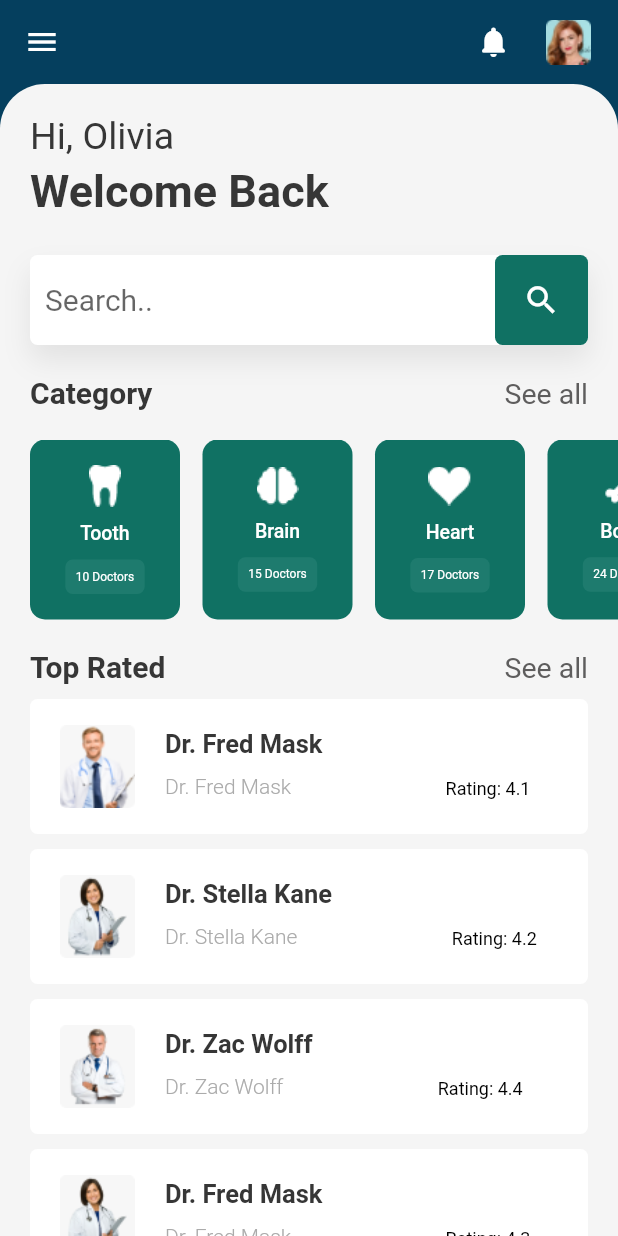
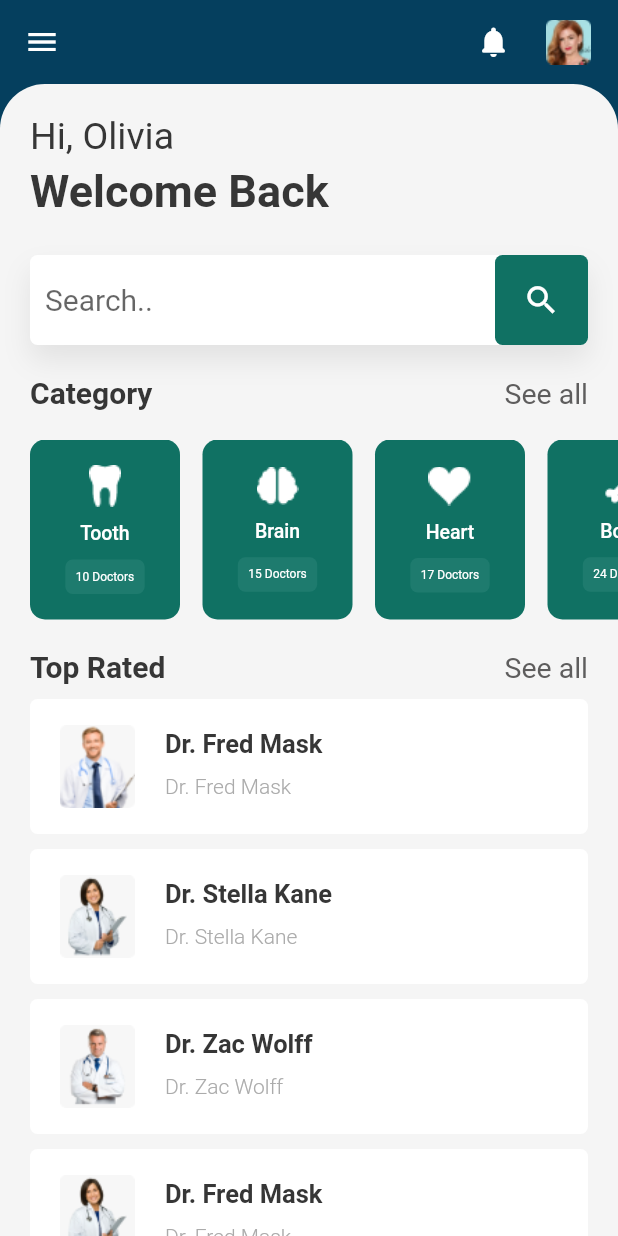
Before and after one commit to capitanaserdel/hospital, a Flutter app: the screen it shows after launch, on a phone screen of 412 x 824 dp. Run offline on Flutter 3.47's test engine with Material 2 defaults, Android fonts, the phone set to English and light mode, and no system bars.

Commit message:
just Committed

```diff
--- a/lib/home_page.dart
+++ b/lib/home_page.dart
@@ -349,33 +349,6 @@ class HomePageState extends State<HomePage> {
                             fontWeight: FontWeight.w300,
                           ),
                         ),
-                        Container(
-                          margin: EdgeInsets.only(top: 3, left: size.width * 0.25),
-                          child: Row(
-                            children: [
-                              Container(
-                                child: Text(
-                                  "Rating: ",
-                                  style: TextStyle(
-                                    color: Colors.black,
-                                    fontSize: 12,
-                                    fontFamily: 'Roboto',
-                                  ),
-                                ),
-                              ),
-                              Container(
-                                child: Text(
-                                  rating,
-                                  style: TextStyle(
-                                    color: Colors.black,
-                                    fontSize: 12,
-                                    fontFamily: 'Roboto',
-                                  ),
-                                ),
-                              )
-                            ],
-                          ),
-                        )
                       ],
                     ),
                   ),
```
Also changed, not shown: lib/doctor_details_page.dart (+1 -57 lines), 1 other file.
